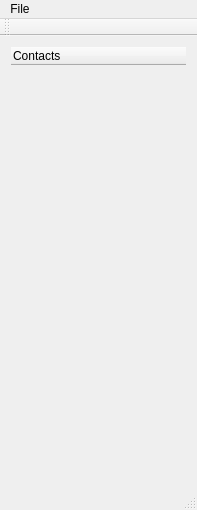
Before: the Qt Designer form client/ui/mainwindow.ui in Spiek/etuprom-qt, drawn with Qt 5.
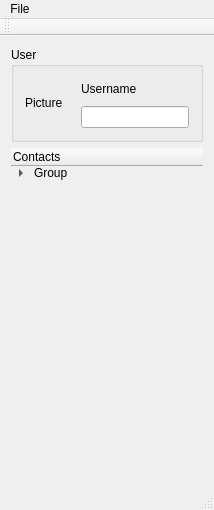
After: the same form once the commit is applied. Icons and pictures are not drawn.

Commit message: - Improve Style of Client - show the User now some of his user settings

```diff
--- a/client/ui/mainwindow.ui
+++ b/client/ui/mainwindow.ui
@@ -16,7 +16,66 @@
   <widget class="QWidget" name="centralWidget">
    <layout class="QGridLayout" name="gridLayout">
     <item row="0" column="0">
+     <widget class="QGroupBox" name="groupBox">
+      <property name="sizePolicy">
+       <sizepolicy hsizetype="Minimum" vsizetype="Fixed">
+        <horstretch>0</horstretch>
+        <verstretch>0</verstretch>
+       </sizepolicy>
+      </property>
+      <property name="minimumSize">
+       <size>
+        <width>0</width>
+        <height>90</height>
+       </size>
+      </property>
+      <property name="title">
+       <string>User</string>
+      </property>
+      <layout class="QGridLayout" name="gridLayout_2">
+       <item row="0" column="0" rowspan="2">
+        <widget class="QLabel" name="labelPicture">
+         <property name="sizePolicy">
+          <sizepolicy hsizetype="Minimum" vsizetype="Preferred">
+           <horstretch>0</horstretch>
+           <verstretch>0</verstretch>
+          </sizepolicy>
+         </property>
+         <property name="minimumSize">
+          <size>
+           <width>50</width>
+           <height>50</height>
+          </size>
+         </property>
+         <property name="text">
+          <string>Picture</string>
+         </property>
+        </widget>
+       </item>
+       <item row="0" column="1" colspan="2">
+        <widget class="QLabel" name="labelUsername">
+         <property name="text">
+          <string>Username</string>
+         </property>
+         <property name="alignment">
+          <set>Qt::AlignLeading|Qt::AlignLeft|Qt::AlignVCenter</set>
+         </property>
+        </widget>
+       </item>
+       <item row="1" column="1" colspan="2">
+        <widget class="QLineEdit" name="lineEditState"/>
+       </item>
+      </layout>
+     </widget>
+    </item>
+    <item row="1" column="0">
      <widget class="QTreeWidget" name="treeWidgetContactList">
+      <property name="sizePolicy">
+       <sizepolicy hsizetype="Expanding" vsizetype="Expanding">
+        <horstretch>0</horstretch>
+        <verstretch>0</verstretch>
+       </sizepolicy>
+      </property>
       <property name="palette">
        <palette>
         <active>
@@ -62,6 +121,13 @@
         <bold>false</bold>
        </font>
       </property>
+      <property name="styleSheet">
+       <string notr="true">QTreeWidge::item {
+	    background-color: white;
+     background-image: url(draft.png);
+     background-attachment: scroll;
+};</string>
+      </property>
       <property name="frameShape">
        <enum>QFrame::NoFrame</enum>
       </property>
@@ -73,6 +139,16 @@
         <string>Contacts</string>
        </property>
       </column>
+      <item>
+       <property name="text">
+        <string>Group</string>
+       </property>
+       <item>
+        <property name="text">
+         <string>User</string>
+        </property>
+       </item>
+      </item>
      </widget>
     </item>
    </layout>
```
The commit also changes 4 other files.
